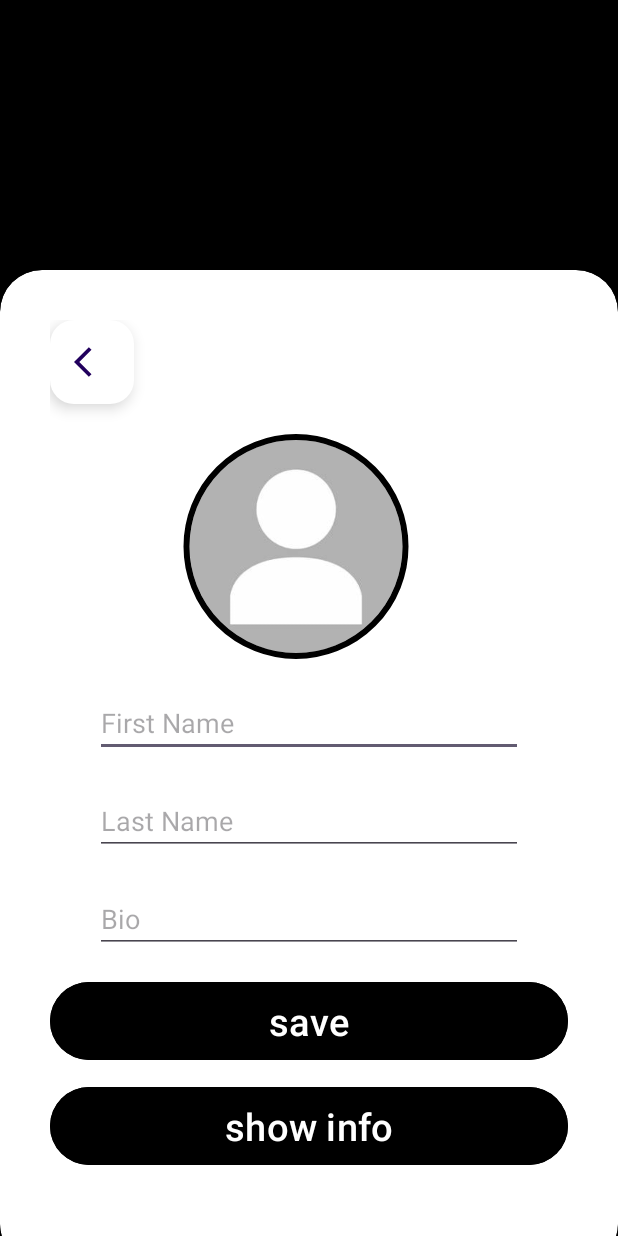
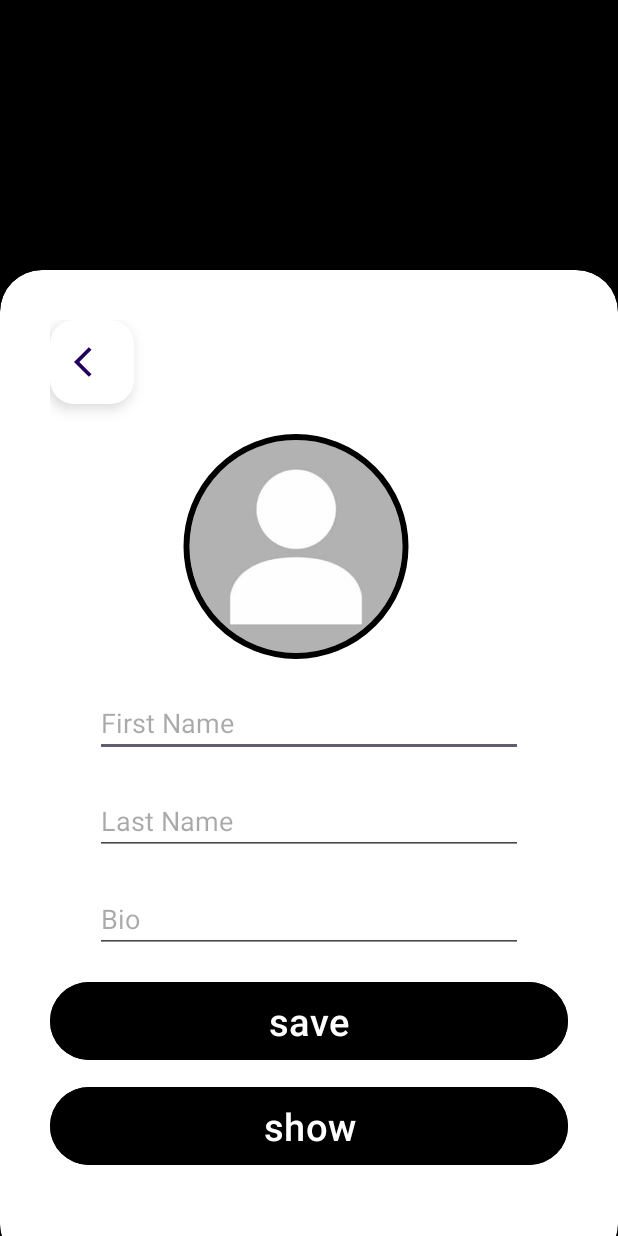
Before and after one commit to nourhanaboelsoud/DSCS2, an Android app: the UserProfile screen opened directly, with no data from a screen before it, after a tap on "save", on a phone screen of 412 x 824 dp. Run offline under Robolectric (Android 15) with nearby library versions, the phone set to English and light mode, and no system bars; our stand-ins replace CircleImageView, Firebase (no records; nobody signed in at launch, a user with empty details on screens opened directly).

Commit message:
some changes in user profile

```diff
--- a/app/src/main/java/com/example/test1/GetUserInfo.kt
+++ b/app/src/main/java/com/example/test1/GetUserInfo.kt
@@ -50,7 +50,6 @@ class GetUserInfo : AppCompatActivity() {
             val intent= Intent(this,UserProfile::class.java)
             startActivity(intent)
         }
-
     }
 
     private fun getUserData() {
--- a/app/src/main/java/com/example/test1/UserProfile.kt
+++ b/app/src/main/java/com/example/test1/UserProfile.kt
@@ -20,7 +20,6 @@ class UserProfile : AppCompatActivity() {
     private lateinit var lastName:TextView
     private lateinit var userImg:CircleImageView
     private lateinit var bio:TextView
-//    private lateinit var backBtn:Button
     private lateinit var saveInfo:Button
     private lateinit var UserInfoBtn:Button
     private lateinit var binding:ActivityUserProfileBinding
@@ -33,6 +32,15 @@ class UserProfile : AppCompatActivity() {
         super.onCreate(savedInstanceState)
         binding=ActivityUserProfileBinding.inflate(layoutInflater)
         setContentView(binding.root)
+
+        // Set an onClickListener for the circleImageView
+        binding.circleImageView.setOnClickListener {
+            // Open the gallery to select an image
+            val intent = Intent(Intent.ACTION_PICK)
+            intent.type = "image/*"
+            startActivityForResult(intent, 1)
+        }
+
 
         auth= FirebaseAuth.getInstance()
         val uid=auth.currentUser?.uid
@@ -61,11 +69,6 @@ class UserProfile : AppCompatActivity() {
             startActivity(intent)
         }
 
-//        backBtn.setOnClickListener {
-//            val intent= Intent(this,FirstScreen::class.java)
-//            startActivity(intent)
-//        }
-
         UserInfoBtn.setOnClickListener {
             val intent= Intent(this,GetUserInfo::class.java)
             startActivity(intent)
@@ -73,48 +76,52 @@ class UserProfile : AppCompatActivity() {
 
     }
 
+    private fun uploadProfilePic() {
+            // Open the gallery to select an image
+            val intent = Intent(Intent.ACTION_PICK)
+            intent.type = "image/*"
+            startActivityForResult(intent, 1)
+        }
+
+
+    // Override onActivityResult to handle the selected image
+    override fun onActivityResult(requestCode: Int, resultCode: Int, data: Intent?) {
+        super.onActivityResult(requestCode, resultCode, data)
+        if (requestCode == 1 && resultCode == RESULT_OK && data != null) {
+            val imageUri = data.data
+            if (imageUri != null) {
+                // Upload the selected image to Firebase Storage
+                storageReference = FirebaseStorage.getInstance().getReference("Users/${auth.currentUser?.uid}.jpeg")
+                storageReference.putFile(imageUri)
+                    .addOnSuccessListener {
+                        Toast.makeText(this, "Profile Updated Successfully", Toast.LENGTH_LONG).show()
+                    }
+                    .addOnFailureListener {
+                        Toast.makeText(this, "Failed to Upload the image", Toast.LENGTH_LONG).show()
+                    }
+            }
+        }
+    }
+
+
+
+
 //    private fun uploadProfilePic() {
-//            // Open the gallery to select an image
-//            val intent = Intent(Intent.ACTION_PICK)
-//            intent.type = "image/*"
-//            startActivityForResult(intent, 1)
-//        }
-//
-//
-    // Override onActivityResult to handle the selected image
-//    override fun onActivityResult(requestCode: Int, resultCode: Int, data: Intent?) {
-//        super.onActivityResult(requestCode, resultCode, data)
-//        if (requestCode == 1 && resultCode == RESULT_OK && data != null) {
-//            val imageUri = data.data
-//            if (imageUri != null) {
-//                // Upload the selected image to Firebase Storage
-//                storageReference = FirebaseStorage.getInstance().getReference("Users/${auth.currentUser?.uid}.jpeg")
-//                storageReference.putFile(imageUri)
-//                    .addOnSuccessListener {
-//                        Toast.makeText(this, "Profile Updated Successfully", Toast.LENGTH_LONG).show()
-//                    }
-//                    .addOnFailureListener {
-//                        Toast.makeText(this, "Failed to Upload the image", Toast.LENGTH_LONG).show()
-//                    }
-//            }
+//        imageUri=Uri.parse("android.resource://$packageName/${R.drawable.avatar}")
+//        storageReference=FirebaseStorage.getInstance().getReference("Users/"+auth.currentUser?.uid+".jpeg")
+//        storageReference.putFile(imageUri).addOnSuccessListener {
+//            Toast.makeText(this,"Profile Updated Successfully",Toast.LENGTH_LONG).show()
+//        } .addOnFailureListener {
+//            Toast.makeText(this,"Failed to Upload the image",Toast.LENGTH_LONG).show()
 //        }
 //    }
 
-    private fun uploadProfilePic() {
-        imageUri=Uri.parse("android.resource://$packageName/${R.drawable.avatar}")
-        storageReference=FirebaseStorage.getInstance().getReference("Users/"+auth.currentUser?.uid+".jpeg")
-        storageReference.putFile(imageUri).addOnSuccessListener {
-            Toast.makeText(this,"Profile Updated Successfully",Toast.LENGTH_LONG).show()
-        } .addOnFailureListener {
-            Toast.makeText(this,"Failed to Upload the image",Toast.LENGTH_LONG).show()
-        }
-    }
+
 
     private fun initialization(){
         firstName=findViewById(R.id.FN)
         lastName=findViewById(R.id.LN)
         bio=findViewById(R.id.Bio)
-//        backBtn=findViewById(R.id.backButtonProfile)
         saveInfo=findViewById(R.id.saveInfoButton)
         UserInfoBtn=findViewById(R.id.BtnGetUserInfo)
         userImg=findViewById(R.id.circleImageView)
--- a/app/src/main/res/layout/activity_user_profile.xml
+++ b/app/src/main/res/layout/activity_user_profile.xml
@@ -54,10 +54,6 @@
                 app:layout_constraintVertical_bias="0.111"
                 tools:ignore="MissingConstraints" />
 
-<!--            <View-->
-<!--                android:layout_width="wrap_content"-->
-<!--                android:layout_height="10dp"/>-->
-
             <EditText
                 android:id="@+id/FN"
                 android:layout_width="match_parent"
@@ -71,10 +67,6 @@
                 app:layout_constraintTop_toBottomOf="@+id/circleImageView"
                 tools:ignore="TouchTargetSizeCheck"
                 tools:layout_editor_absoluteX="0dp" />
-
-<!--            <View-->
-<!--                android:layout_width="wrap_content"-->
-<!--                android:layout_height="10dp"/>-->
 
             <EditText
                 android:id="@+id/LN"
@@ -90,9 +82,6 @@
                 tools:ignore="TouchTargetSizeCheck"
                 tools:layout_editor_absoluteX="0dp" />
 
-<!--            <View-->
-<!--                android:layout_width="wrap_content"-->
-<!--                android:layout_height="15dp"/>-->
 
             <EditText
                 android:id="@+id/Bio"
@@ -125,24 +114,11 @@
                 android:layout_width="wrap_content"
                 android:layout_height="10dp"/>
 
-<!--            <com.google.android.material.button.MaterialButton-->
-<!--                android:layout_width="match_parent"-->
-<!--                android:layout_height="60dp"-->
-<!--                android:id="@+id/backButtonProfile"-->
-<!--                android:text="@string/back"-->
-<!--                android:textSize="25sp"-->
-<!--                android:backgroundTint="@color/black"-->
-<!--                app:cornerRadius="30dp"/>-->
-
-<!--            <View-->
-<!--                android:layout_width="wrap_content"-->
-<!--                android:layout_height="10dp"/>-->
-
             <com.google.android.material.button.MaterialButton
                 android:layout_width="match_parent"
                 android:layout_height="60dp"
                 android:id="@+id/BtnGetUserInfo"
-                android:text="@string/show_info"
+                android:text="show"
                 android:drawableStart="@drawable/arrow_back_white"
                 android:textSize="25sp"
                 android:backgroundTint="@color/black"
```
